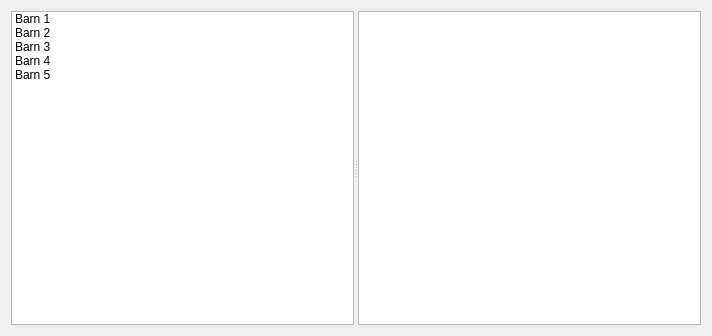
The window that src/storeexplorer.ui (ADCompany/AD-Farm) describes before a commit, drawn with Qt 5.
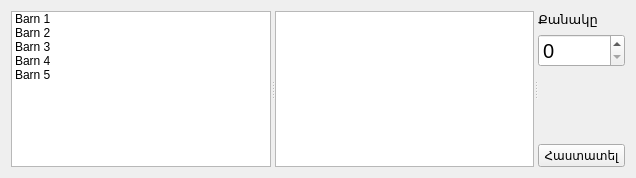
The same window after the commit. Icons and pictures are not drawn.

```diff
--- a/src/storeexplorer.ui
+++ b/src/storeexplorer.ui
@@ -6,15 +6,19 @@
    <rect>
     <x>0</x>
     <y>0</y>
-    <width>712</width>
-    <height>336</height>
+    <width>636</width>
+    <height>178</height>
    </rect>
   </property>
   <property name="windowTitle">
    <string>Form</string>
   </property>
-  <layout class="QVBoxLayout" name="verticalLayout">
+  <layout class="QVBoxLayout" name="verticalLayout_2">
    <item>
+    <widget class="QSplitter" name="splitter_2">
+     <property name="orientation">
+      <enum>Qt::Horizontal</enum>
+     </property>
     <widget class="QSplitter" name="splitter">
      <property name="orientation">
       <enum>Qt::Horizontal</enum>
@@ -54,6 +58,86 @@
       <property name="selectionBehavior">
        <enum>QAbstractItemView::SelectRows</enum>
       </property>
+      </widget>
+     </widget>
+     <widget class="QWidget" name="wdgCount" native="true">
+      <layout class="QVBoxLayout" name="verticalLayout">
+       <item>
+        <widget class="QLabel" name="lblCount">
+         <property name="font">
+          <font>
+           <pointsize>10</pointsize>
+          </font>
+         </property>
+         <property name="text">
+          <string>Քանակը</string>
+         </property>
+         <property name="buddy">
+          <cstring>sbxCount</cstring>
+         </property>
+        </widget>
+       </item>
+       <item>
+        <widget class="QSpinBox" name="sbxCount">
+         <property name="font">
+          <font>
+           <pointsize>15</pointsize>
+          </font>
+         </property>
+         <property name="wrapping">
+          <bool>false</bool>
+         </property>
+         <property name="buttonSymbols">
+          <enum>QAbstractSpinBox::UpDownArrows</enum>
+         </property>
+         <property name="maximum">
+          <number>10000</number>
+         </property>
+         <property name="singleStep">
+          <number>10</number>
+         </property>
+        </widget>
+       </item>
+       <item>
+        <spacer name="verticalSpacer">
+         <property name="orientation">
+          <enum>Qt::Vertical</enum>
+         </property>
+         <property name="sizeHint" stdset="0">
+          <size>
+           <width>20</width>
+           <height>40</height>
+          </size>
+         </property>
+        </spacer>
+       </item>
+       <item>
+        <widget class="QPushButton" name="btnAdd">
+         <property name="enabled">
+          <bool>true</bool>
+         </property>
+         <property name="text">
+          <string>Հաստատել</string>
+         </property>
+         <property name="icon">
+          <iconset resource="farmmanager.qrc">
+           <normaloff>:/FarmManager/Resources/submit.png</normaloff>:/FarmManager/Resources/submit.png</iconset>
+         </property>
+         <property name="iconSize">
+          <size>
+           <width>20</width>
+           <height>20</height>
+          </size>
+         </property>
+         <property name="autoDefault">
+          <bool>true</bool>
+         </property>
+         <property name="default">
+          <bool>false</bool>
+         </property>
+        </widget>
+       </item>
+      </layout>
      </widget>
     </widget>
    </item>
```
Left out of the diff: 16 changed lines with no effect on the pictures. Lines whose indentation alone changed are shown as unchanged.
